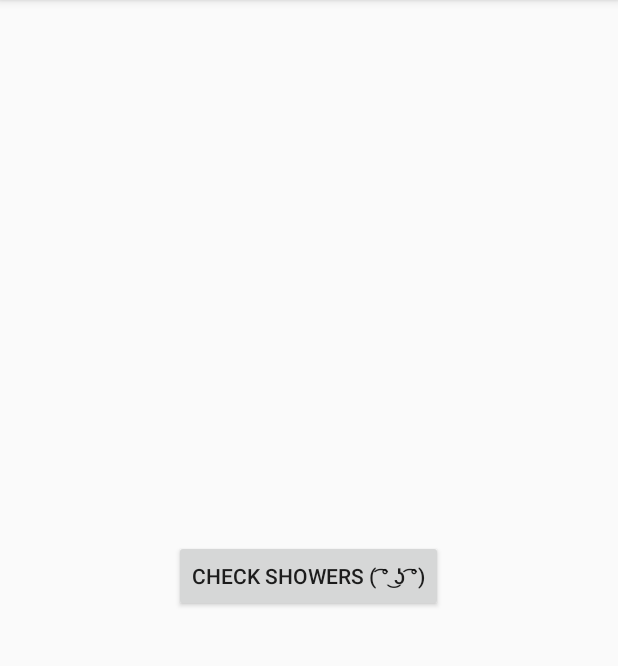
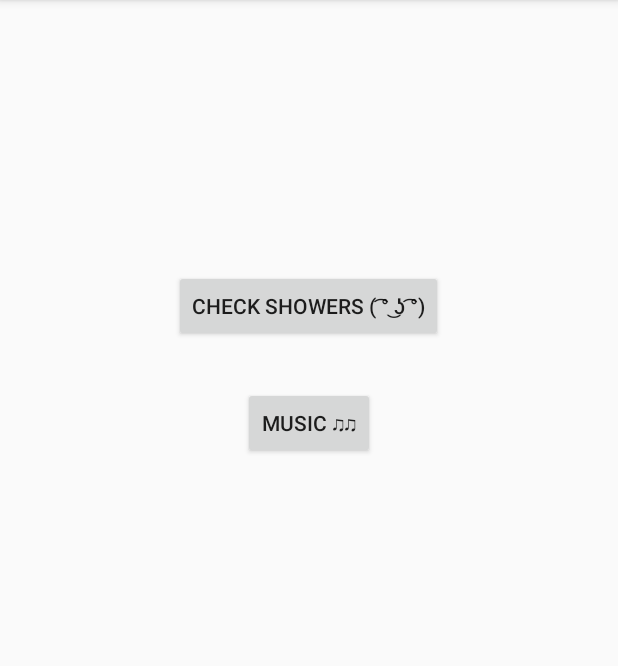
Before and after one commit to mcw0805/shower-partners, an Android app: the screen it shows after launch (MainActivity), on a phone screen of 412 x 824 dp, the part 84-750 px from its top. Run offline under Robolectric (Android 15) with nearby library versions, the phone set to English and light mode, and no system bars; our stand-ins replace Firebase (no records; nobody signed in at launch, a user with empty details on screens opened directly).

Commit message:
Added a page for music
Page for music functionalities

```diff
--- a/android/ShowerPartners/app/src/main/AndroidManifest.xml
+++ b/android/ShowerPartners/app/src/main/AndroidManifest.xml
@@ -16,7 +16,8 @@
                 <category android:name="android.intent.category.LAUNCHER" />
             </intent-filter>
         </activity>
-        <activity android:name=".CheckShowersActivity"></activity>
+        <activity android:name=".CheckShowersActivity" />
+        <activity android:name=".SongsActivity"></activity>
     </application>
 
 </manifest>
--- a/android/ShowerPartners/app/src/main/java/com/example/mcw0805/showerpartners/MainActivity.java
+++ b/android/ShowerPartners/app/src/main/java/com/example/mcw0805/showerpartners/MainActivity.java
@@ -31,5 +31,14 @@ public class MainActivity extends AppCompatActivity {
                 finish();
             }
         });
+
+        Button musicButton = (Button) findViewById(R.id.musicButton);
+        musicButton.setOnClickListener(new View.OnClickListener() {
+            @Override
+            public void onClick(View v) {
+                Intent musicIntent = new Intent(MainActivity.this, SongsActivity.class);
+                startActivity(musicIntent);
+            }
+        });
     }
 }
--- a/android/ShowerPartners/app/src/main/res/layout/activity_main.xml
+++ b/android/ShowerPartners/app/src/main/res/layout/activity_main.xml
@@ -1,20 +1,28 @@
 <?xml version="1.0" encoding="utf-8"?>
 <RelativeLayout xmlns:android="http://schemas.android.com/apk/res/android"
-xmlns:app="http://schemas.android.com/apk/res-auto"
-xmlns:tools="http://schemas.android.com/tools"
-android:layout_width="match_parent"
-android:layout_height="match_parent"
-tools:context="com.example.mcw0805.showerpartners.CheckShowersActivity">
+    xmlns:app="http://schemas.android.com/apk/res-auto"
+    xmlns:tools="http://schemas.android.com/tools"
+    android:layout_width="match_parent"
+    android:layout_height="match_parent"
+    tools:context="com.example.mcw0805.showerpartners.CheckShowersActivity">
 
     <Button
         android:id="@+id/checkShowersButton"
         android:layout_width="wrap_content"
         android:layout_height="wrap_content"
+        android:text="Check Showers ( ͡° ͜ʖ ͡°)"
+        android:layout_alignParentTop="true"
         android:layout_centerHorizontal="true"
-        android:layout_centerVertical="true"
-        android:text="Check Showers ( ͡° ͜ʖ ͡°)" />
+        android:layout_marginTop="180dp" />
 
-
+    <Button
+        android:id="@+id/musicButton"
+        android:layout_width="wrap_content"
+        android:layout_height="wrap_content"
+        android:layout_marginTop="30dp"
+        android:text="Music ♫♫"
+        android:layout_below="@+id/checkShowersButton"
+        android:layout_centerHorizontal="true" />
 
 
 </RelativeLayout>
```
Also changed, not shown: android/ShowerPartners/app/src/main/java/com/example/mcw0805/showerpartners/CheckShowersActivity.java (+1 -9 lines), android/ShowerPartners/app/src/main/java/com/example/mcw0805/showerpartners/SongsActivity.java (added, +102 -0 lines), android/ShowerPartners/app/src/main/res/layout/activity_check_showers.xml (+10 -11 lines), android/ShowerPartners/app/src/main/res/layout/activity_songs.xml (added, +35 -0 lines), 3 other files.
